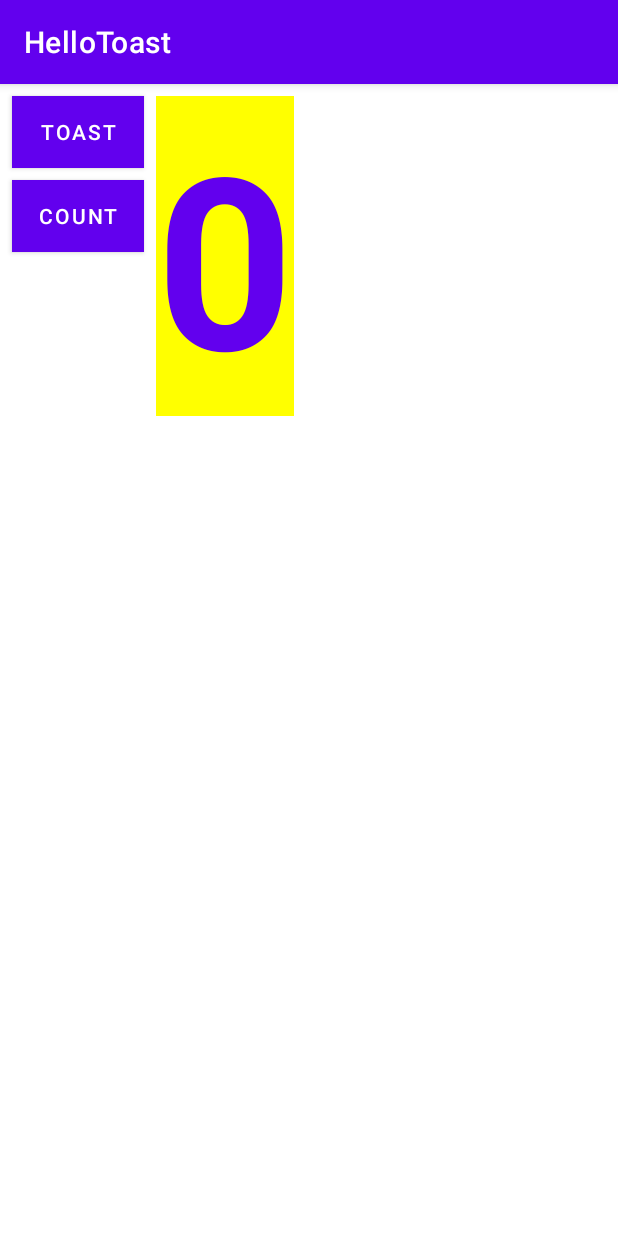
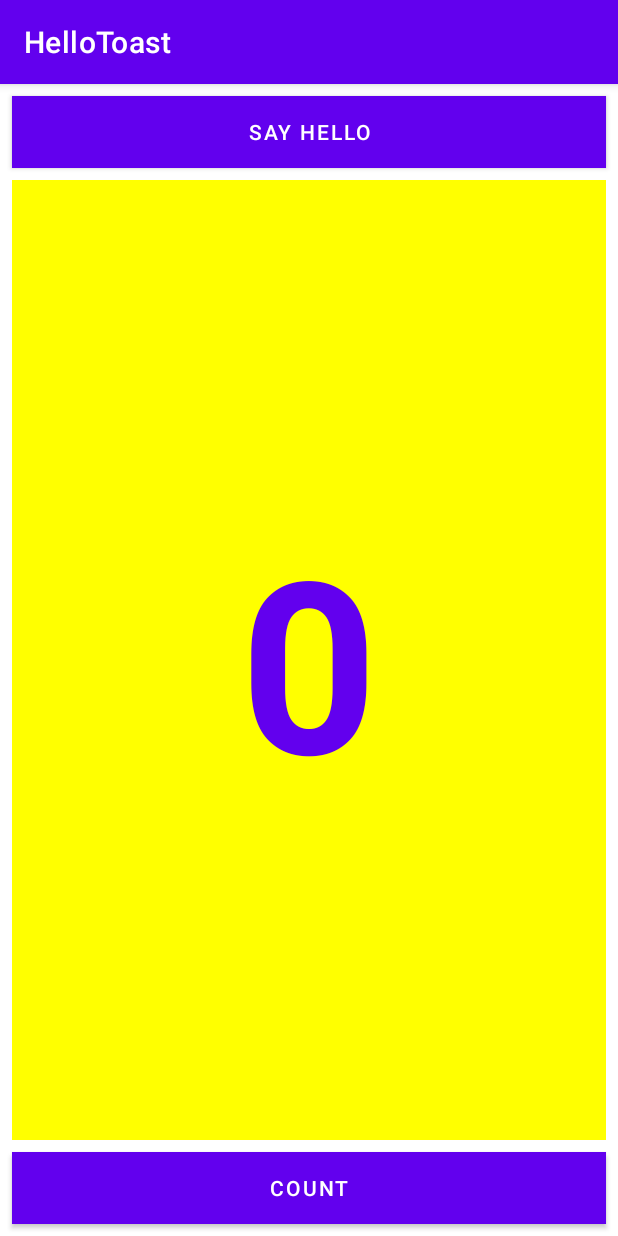
Before and after one commit to Achaka/Codelabs-Lesson-2-Your-first-interactive-UI-, an Android app: the screen it shows after launch (MainActivity), on a phone screen of 412 x 824 dp. Run offline under Robolectric (Android 15) with nearby library versions, the phone set to English and light mode, and no system bars.

Commit message:
Lesson 2.1 Homework done

```diff
--- a/app/src/main/res/layout/activity_main.xml
+++ b/app/src/main/res/layout/activity_main.xml
@@ -8,46 +8,57 @@
 
     <Button
         android:id="@+id/button_toast"
-        android:layout_width="wrap_content"
+        android:layout_width="0dp"
         android:layout_height="wrap_content"
         android:layout_marginStart="8dp"
         android:layout_marginLeft="8dp"
         android:layout_marginTop="8dp"
+        android:layout_marginEnd="8dp"
+        android:layout_marginRight="8dp"
         android:background="@color/design_default_color_primary"
         android:onClick="showToast"
         android:text="@string/button_label_toast"
         android:textColor="@color/white"
+        app:layout_constraintEnd_toEndOf="parent"
         app:layout_constraintStart_toStartOf="parent"
         app:layout_constraintTop_toTopOf="parent" />
 
     <Button
         android:id="@+id/button_count"
-        android:layout_width="wrap_content"
+        android:layout_width="0dp"
         android:layout_height="wrap_content"
         android:layout_marginStart="8dp"
         android:layout_marginLeft="8dp"
-        android:layout_marginTop="8dp"
+        android:layout_marginEnd="8dp"
+        android:layout_marginRight="8dp"
+        android:layout_marginBottom="8dp"
         android:background="@color/design_default_color_primary"
         android:onClick="countUp"
         android:text="@string/button_label_count"
         android:textColor="@color/white"
-        app:layout_constraintStart_toStartOf="parent"
-        app:layout_constraintTop_toBottomOf="@+id/button_toast" />
+        app:layout_constraintBottom_toBottomOf="parent"
+        app:layout_constraintEnd_toEndOf="parent"
+        app:layout_constraintStart_toStartOf="parent" />
 
     <TextView
         android:id="@+id/show_count"
-        android:layout_width="92dp"
-        android:layout_height="213dp"
+        android:layout_width="0dp"
+        android:layout_height="0dp"
         android:layout_marginStart="8dp"
         android:layout_marginLeft="8dp"
         android:layout_marginTop="8dp"
+        android:layout_marginEnd="8dp"
+        android:layout_marginRight="8dp"
+        android:layout_marginBottom="8dp"
         android:background="#FFFF00"
         android:gravity="center_vertical|center_horizontal"
         android:text="@string/count_initial_value"
         android:textColor="@color/design_default_color_primary"
         android:textSize="160sp"
         android:textStyle="bold"
-        app:layout_constraintStart_toEndOf="@+id/button_toast"
-        app:layout_constraintTop_toTopOf="parent" />
+        app:layout_constraintBottom_toTopOf="@+id/button_count"
+        app:layout_constraintEnd_toEndOf="parent"
+        app:layout_constraintStart_toStartOf="parent"
+        app:layout_constraintTop_toBottomOf="@+id/button_toast" />
 
 </androidx.constraintlayout.widget.ConstraintLayout>
--- a/app/src/main/res/values/strings.xml
+++ b/app/src/main/res/values/strings.xml
@@ -1,7 +1,8 @@
 <resources>
     <string name="app_name">HelloToast</string>
-    <string name="button_label_toast">Toast</string>
+    <string name="button_label_toast">Say Hello</string>
     <string name="button_label_count">Count</string>
     <string name="count_initial_value">0</string>
     <string name="toast_message">Hello Toast!</string>
+    <string name="hello">Hello!</string>
 </resources>
```
Also changed, not shown: app/src/main/AndroidManifest.xml (+10 -0 lines), app/src/main/java/com/achaka/hellotoast/HelloActivity.java (added, +29 -0 lines), app/src/main/java/com/achaka/hellotoast/MainActivity.java (+6 -2 lines), app/src/main/res/layout/activity_hello.xml (added, +29 -0 lines).
